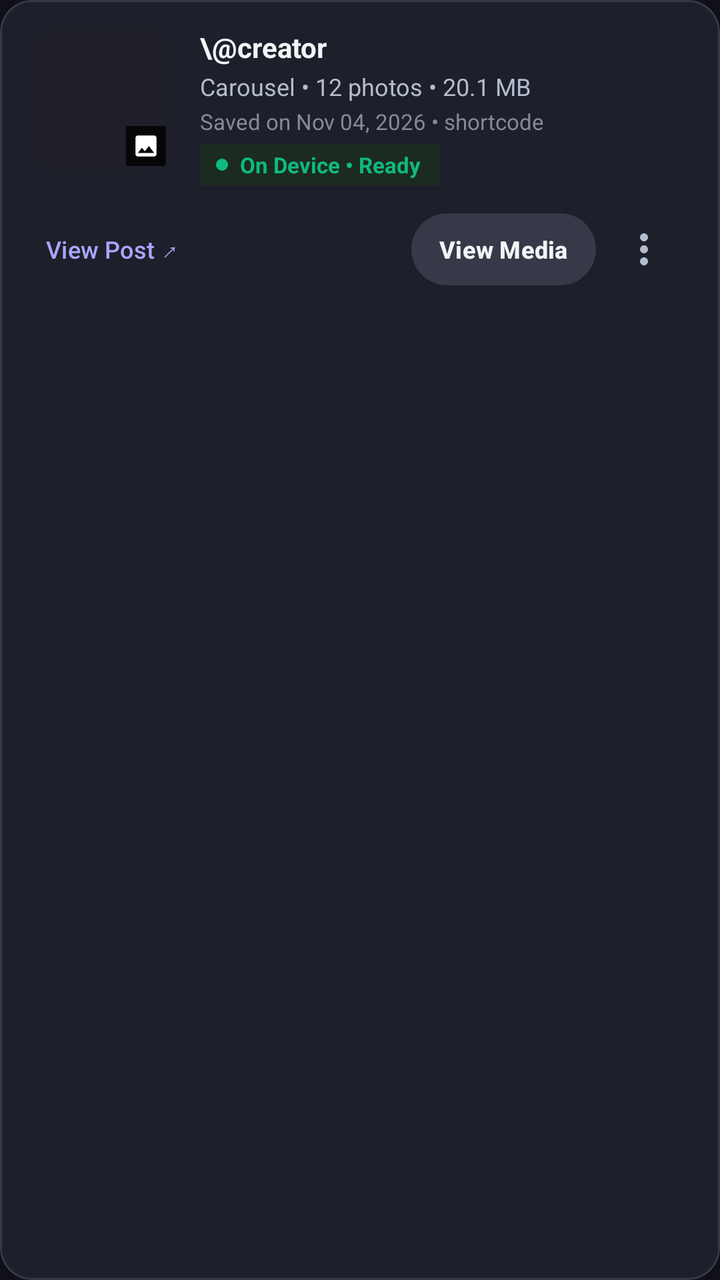
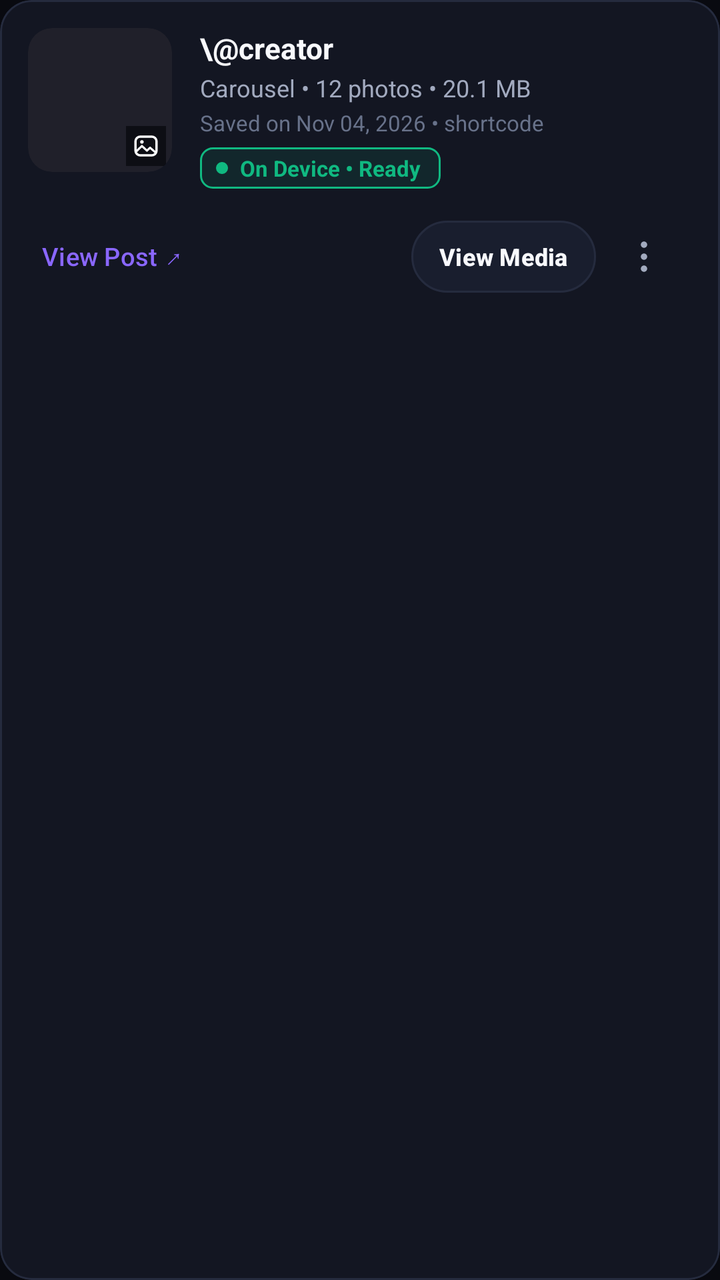

The first picture is an Android layout as it rendered before a commit; the second is the same layout after the commit. The layout source and the unified diff follow.
<!-- AndroidManifest.xml: application theme Theme.InstaSave -->
<!-- res/layout/item_history_card.xml -->
<?xml version="1.0" encoding="utf-8"?>
<com.google.android.material.card.MaterialCardView
    xmlns:android="http://schemas.android.com/apk/res/android"
    xmlns:app="http://schemas.android.com/apk/res-auto"
    xmlns:tools="http://schemas.android.com/tools"
    android:layout_width="match_parent"
    android:layout_height="wrap_content"
    android:layout_marginStart="14dp"
    android:layout_marginEnd="14dp"
    android:layout_marginTop="5dp"
    android:layout_marginBottom="5dp"
    app:cardCornerRadius="16dp"
    app:cardElevation="0dp"
    app:strokeWidth="1dp"
    app:strokeColor="@color/card_stroke"
    app:cardBackgroundColor="@color/card_bg"
    android:clickable="true"
    android:focusable="true">

    <androidx.constraintlayout.widget.ConstraintLayout
        android:layout_width="match_parent"
        android:layout_height="wrap_content"
        android:padding="14dp">

        
        <FrameLayout
            android:id="@+id/flThumbnailContainer"
            android:layout_width="72dp"
            android:layout_height="72dp"
            android:background="@drawable/bg_history_thumb"
            android:clipToOutline="true"
            app:layout_constraintTop_toTopOf="parent"
            app:layout_constraintStart_toStartOf="parent">

            <ImageView
                android:id="@+id/ivHistoryThumbnail"
                android:layout_width="match_parent"
                android:layout_height="match_parent"
                android:scaleType="centerCrop"
                android:contentDescription="Thumbnail" />

            
            <ImageView
                android:id="@+id/ivHistoryTypeIcon"
                android:layout_width="20dp"
                android:layout_height="20dp"
                android:layout_gravity="bottom|end"
                android:layout_margin="3dp"
                android:background="#CC000000"
                android:padding="3dp"
                android:src="@drawable/ic_image"
                app:tint="@color/white"
                android:contentDescription="Type" />

            
            <ImageView
                android:id="@+id/ivDeletedBadge"
                android:layout_width="20dp"
                android:layout_height="20dp"
                android:layout_gravity="top|start"
                android:layout_margin="3dp"
                android:background="#CC000000"
                android:padding="3dp"
                android:src="@drawable/ic_cloud_download"
                app:tint="@color/insta_coral"
                android:visibility="gone"
                android:contentDescription="Deleted from local storage" />
        </FrameLayout>

        
        <TextView
            android:id="@+id/tvHistoryTitle"
            android:layout_width="0dp"
            android:layout_height="wrap_content"
            android:layout_marginStart="14dp"
            android:text="\@creator"
            android:textColor="@color/text_primary"
            android:textSize="14sp"
            android:textStyle="bold"
            android:maxLines="1"
            android:ellipsize="middle"
            app:layout_constraintTop_toTopOf="@id/flThumbnailContainer"
            app:layout_constraintStart_toEndOf="@id/flThumbnailContainer"
            app:layout_constraintEnd_toEndOf="parent" />

        
        <TextView
            android:id="@+id/tvHistorySubtitle"
            android:layout_width="0dp"
            android:layout_height="wrap_content"
            android:layout_marginTop="2dp"
            android:text="Carousel • 12 photos • 20.1 MB"
            android:textColor="@color/text_secondary"
            android:textSize="12sp"
            android:maxLines="1"
            android:ellipsize="end"
            app:layout_constraintTop_toBottomOf="@id/tvHistoryTitle"
            app:layout_constraintStart_toStartOf="@id/tvHistoryTitle"
            app:layout_constraintEnd_toEndOf="parent" />

        
        <TextView
            android:id="@+id/tvHistoryDate"
            android:layout_width="0dp"
            android:layout_height="wrap_content"
            android:layout_marginTop="2dp"
            android:text="Saved on Nov 04, 2026 • shortcode"
            android:textColor="#888899"
            android:textSize="11sp"
            android:maxLines="1"
            app:layout_constraintTop_toBottomOf="@id/tvHistorySubtitle"
            app:layout_constraintStart_toStartOf="@id/tvHistoryTitle"
            app:layout_constraintEnd_toEndOf="parent" />

        
        <LinearLayout
            android:id="@+id/layoutStatusBadge"
            android:layout_width="wrap_content"
            android:layout_height="wrap_content"
            android:orientation="horizontal"
            android:gravity="center_vertical"
            android:layout_marginTop="4dp"
            android:paddingStart="8dp"
            android:paddingEnd="10dp"
            android:paddingTop="3dp"
            android:paddingBottom="3dp"
            android:background="#1B2B20"
            app:layout_constraintTop_toBottomOf="@id/tvHistoryDate"
            app:layout_constraintStart_toStartOf="@id/tvHistoryTitle">

            <View
                android:id="@+id/dotStatus"
                android:layout_width="6dp"
                android:layout_height="6dp"
                android:background="@drawable/dot_indicator" />

            <TextView
                android:id="@+id/tvStatusText"
                android:layout_width="wrap_content"
                android:layout_height="wrap_content"
                android:layout_marginStart="6dp"
                android:text="On Device • Ready"
                android:textColor="@color/status_green"
                android:textSize="11sp"
                android:textStyle="bold"
                android:maxLines="1" />
        </LinearLayout>

        
        <androidx.constraintlayout.widget.Barrier
            android:id="@+id/barrierTopSection"
            android:layout_width="wrap_content"
            android:layout_height="wrap_content"
            app:barrierDirection="bottom"
            app:constraint_referenced_ids="flThumbnailContainer,layoutStatusBadge" />

        
        <ViewStub
            android:id="@+id/stubDownloadProgress"
            android:layout_width="0dp"
            android:layout_height="wrap_content"
            android:layout_marginTop="6dp"
            android:layout="@layout/view_stub_download_progress"
            android:inflatedId="@+id/layoutDownloadProgress"
            app:layout_constraintTop_toBottomOf="@id/barrierTopSection"
            app:layout_constraintStart_toStartOf="parent"
            app:layout_constraintEnd_toEndOf="parent" />

        
        <com.google.android.material.button.MaterialButton
            android:id="@+id/btnOpenInstagram"
            style="@style/Widget.Material3.Button.TextButton"
            android:layout_width="wrap_content"
            android:layout_height="36dp"
            android:minHeight="0dp"
            android:layout_marginTop="8dp"
            android:text="View Post ↗"
            android:textSize="12sp"
            android:textColor="@color/insta_pink"
            android:insetTop="0dp"
            android:insetBottom="0dp"
            android:paddingStart="4dp"
            android:paddingEnd="8dp"
            app:layout_constraintTop_toBottomOf="@id/stubDownloadProgress"
            app:layout_constraintBottom_toBottomOf="parent"
            app:layout_constraintStart_toStartOf="parent" />

        
        <ProgressBar
            android:id="@+id/pbRedownload"
            android:layout_width="24dp"
            android:layout_height="24dp"
            android:layout_marginEnd="8dp"
            android:indeterminateTint="@color/insta_pink"
            android:visibility="gone"
            app:layout_constraintTop_toTopOf="@id/btnOpenInstagram"
            app:layout_constraintBottom_toBottomOf="@id/btnOpenInstagram"
            app:layout_constraintEnd_toStartOf="@id/btnViewMedia" />

        
        <com.google.android.material.button.MaterialButton
            android:id="@+id/btnViewMedia"
            style="@style/Widget.Material3.Button.TonalButton"
            android:layout_width="wrap_content"
            android:layout_height="36dp"
            android:minHeight="0dp"
            android:text="View Media"
            android:textSize="12sp"
            android:textStyle="bold"
            android:textColor="@color/text_primary"
            app:backgroundTint="@color/card_stroke"
            android:insetTop="0dp"
            android:insetBottom="0dp"
            android:paddingStart="14dp"
            android:paddingEnd="14dp"
            android:visibility="visible"
            app:layout_constraintTop_toTopOf="@id/btnOpenInstagram"
            app:layout_constraintBottom_toBottomOf="@id/btnOpenInstagram"
            app:layout_constraintEnd_toStartOf="@id/btnMoreOptions" />

        
        <com.google.android.material.button.MaterialButton
            android:id="@+id/btnRedownload"
            style="@style/Widget.Material3.Button"
            android:layout_width="wrap_content"
            android:layout_height="36dp"
            android:minHeight="0dp"
            android:text="☁  Re-download"
            android:textSize="12sp"
            android:textStyle="bold"
            android:textColor="@color/white"
            app:backgroundTint="@color/insta_pink"
            android:insetTop="0dp"
            android:insetBottom="0dp"
            android:paddingStart="14dp"
            android:paddingEnd="14dp"
            android:visibility="gone"
            app:layout_constraintTop_toTopOf="@id/btnOpenInstagram"
            app:layout_constraintBottom_toBottomOf="@id/btnOpenInstagram"
            app:layout_constraintEnd_toStartOf="@id/btnMoreOptions" />

        
        <ImageButton
            android:id="@+id/btnMoreOptions"
            android:layout_width="48dp"
            android:layout_height="48dp"
            android:padding="12dp"
            android:layout_marginStart="4dp"
            android:src="@drawable/ic_more_vert"
            app:tint="@color/text_secondary"
            android:background="?android:attr/selectableItemBackgroundBorderless"
            android:contentDescription="Options"
            app:layout_constraintTop_toTopOf="@id/btnOpenInstagram"
            app:layout_constraintBottom_toBottomOf="@id/btnOpenInstagram"
            app:layout_constraintEnd_toEndOf="parent" />

    </androidx.constraintlayout.widget.ConstraintLayout>

</com.google.android.material.card.MaterialCardView>
<!-- res/layout/view_stub_download_progress.xml (included above) -->
<?xml version="1.0" encoding="utf-8"?>
<LinearLayout
    xmlns:android="http://schemas.android.com/apk/res/android"
    android:id="@+id/layoutDownloadProgress"
    android:layout_width="match_parent"
    android:layout_height="wrap_content"
    android:orientation="vertical"
    android:paddingStart="2dp"
    android:paddingEnd="2dp"
    android:layout_marginTop="8dp">

    <LinearLayout
        android:layout_width="match_parent"
        android:layout_height="wrap_content"
        android:orientation="horizontal"
        android:gravity="center_vertical">

        <TextView
            android:id="@+id/tvProgressMessage"
            android:layout_width="0dp"
            android:layout_height="wrap_content"
            android:layout_weight="1"
            android:text="Re-downloading..."
            android:textColor="@color/insta_pink"
            android:textSize="12sp"
            android:textStyle="bold"
            android:maxLines="1"
            android:ellipsize="end" />

        <TextView
            android:id="@+id/tvProgressPercent"
            android:layout_width="wrap_content"
            android:layout_height="wrap_content"
            android:text="0%"
            android:textColor="@color/text_primary"
            android:textSize="12sp"
            android:textStyle="bold"
            android:layout_marginStart="8dp" />
    </LinearLayout>

    <ProgressBar
        android:id="@+id/pbHistoryHorizontal"
        style="?android:attr/progressBarStyleHorizontal"
        android:layout_width="match_parent"
        android:layout_height="6dp"
        android:layout_marginTop="4dp"
        android:progressTint="@color/insta_pink"
        android:progressBackgroundTint="#33FFFFFF"
        android:max="100"
        android:progress="0" />
</LinearLayout>
<!-- resources referenced by this layout -->
<resources>
  <color name="card_bg">#1D1F2A</color>
  <color name="card_stroke">#373948</color>
  <color name="insta_coral">#938DFF</color>
  <color name="insta_pink">#AAA6FF</color>
  <color name="text_primary">#F3F4F6</color>
  <color name="text_secondary">#B3BDCE</color>
  <!-- drawable ic_image (drawable) -->
  <?xml version="1.0" encoding="utf-8"?>
  <vector xmlns:android="http://schemas.android.com/apk/res/android"
      android:width="24dp"
      android:height="24dp"
      android:viewportWidth="24"
      android:viewportHeight="24">
      <path
          android:fillColor="#E0E0E0"
          android:pathData="M21,19V5c0,-1.1 -0.9,-2 -2,-2H5c-1.1,0 -2,0.9 -2,2v14c0,1.1 0.9,2 2,2h14c1.1,0 2,-0.9 2,-2zM8.5,13.5l2.5,3.01L14.5,12l4.5,6H5l3.5,-4.5z" />
  </vector>
  <!-- drawable ic_more_vert (drawable) -->
  <vector xmlns:android="http://schemas.android.com/apk/res/android"
      android:width="24dp"
      android:height="24dp"
      android:viewportWidth="24"
      android:viewportHeight="24">
      <path
          android:fillColor="#FFFFFFFF"
          android:pathData="M12,8c1.1,0 2,-0.9 2,-2s-0.9,-2 -2,-2 -2,0.9 -2,2 0.9,2 2,2zM12,10c-1.1,0 -2,0.9 -2,2s0.9,2 2,2 2,-0.9 2,-2 -0.9,-2 -2,-2zM12,16c-1.1,0 -2,0.9 -2,2s0.9,2 2,2 2,-0.9 2,-2 -0.9,-2 -2,-2z"/>
  </vector>
  <style name="Theme.InstaSave" parent="Theme.Material3.Dark.NoActionBar">
          
          <item name="colorPrimary">@color/insta_pink</item>
          <item name="android:statusBarColor">@color/bg_dark</item>
          <item name="colorOnPrimary">@color/bg_dark</item>
          <item name="colorAccent">@color/insta_coral</item>
  
          
          <item name="colorSecondaryContainer">#37344E</item>
          <item name="colorOnSecondaryContainer">@color/insta_pink</item>
  
          
          <item name="android:colorBackground">@color/bg_dark</item>
          <item name="colorSurface">@color/bg_dark</item>
          <item name="colorSurfaceContainer">@color/card_bg</item>
          <item name="colorOnSurface">@color/text_primary</item>
          <item name="colorOnSurfaceVariant">@color/text_secondary</item>
          <item name="colorOutline">@color/card_stroke</item>
  
          
          <item name="bottomNavigationStyle">@style/Widget.InstaSave.BottomNav</item>
      </style>
  <color name="bg_dark">#101118</color>
  <style name="Widget.InstaSave.BottomNav" parent="Widget.Material3.BottomNavigationView">
          <item name="itemActiveIndicatorStyle">@style/Widget.InstaSave.BottomNav.Indicator</item>
      </style>
  <style name="Widget.InstaSave.BottomNav.Indicator" parent="Widget.Material3.BottomNavigationView.ActiveIndicator">
          <item name="android:color">#37344E</item>
          <item name="android:width">56dp</item>
          <item name="android:height">32dp</item>
      </style>
  <!-- unchanged entries left out for length: 5 -->
</resources>

<!-- the commit's change to res/layout/item_history_card.xml (unified diff, before → after) -->
@@ -46,7 +46,7 @@
                 android:layout_height="20dp"
                 android:layout_gravity="bottom|end"
                 android:layout_margin="3dp"
-                android:background="#CC000000"
+                android:background="#CC090A10"
                 android:padding="3dp"
                 android:src="@drawable/ic_image"
                 app:tint="@color/white"
@@ -59,7 +59,7 @@
                 android:layout_height="20dp"
                 android:layout_gravity="top|start"
                 android:layout_margin="3dp"
-                android:background="#CC000000"
+                android:background="#CC090A10"
                 android:padding="3dp"
                 android:src="@drawable/ic_cloud_download"
                 app:tint="@color/insta_coral"
@@ -75,7 +75,7 @@
             android:layout_marginStart="14dp"
             android:text="\@creator"
             android:textColor="@color/text_primary"
-            android:textSize="14sp"
+            android:textSize="14.5sp"
             android:textStyle="bold"
             android:maxLines="1"
             android:ellipsize="middle"
@@ -105,7 +105,7 @@
             android:layout_height="wrap_content"
             android:layout_marginTop="2dp"
             android:text="Saved on Nov 04, 2026 • shortcode"
-            android:textColor="#888899"
+            android:textColor="@color/text_muted"
             android:textSize="11sp"
             android:maxLines="1"
             app:layout_constraintTop_toBottomOf="@id/tvHistorySubtitle"
@@ -119,12 +119,12 @@
             android:layout_height="wrap_content"
             android:orientation="horizontal"
             android:gravity="center_vertical"
-            android:layout_marginTop="4dp"
+            android:layout_marginTop="5dp"
             android:paddingStart="8dp"
             android:paddingEnd="10dp"
             android:paddingTop="3dp"
             android:paddingBottom="3dp"
-            android:background="#1B2B20"
+            android:background="@drawable/badge_status_downloaded"
             app:layout_constraintTop_toBottomOf="@id/tvHistoryDate"
             app:layout_constraintStart_toStartOf="@id/tvHistoryTitle">
 
@@ -173,9 +173,9 @@
             android:layout_width="wrap_content"
             android:layout_height="36dp"
             android:minHeight="0dp"
-            android:layout_marginTop="8dp"
+            android:layout_marginTop="10dp"
             android:text="View Post ↗"
-            android:textSize="12sp"
+            android:textSize="12.5sp"
             android:textColor="@color/insta_pink"
             android:insetTop="0dp"
             android:insetBottom="0dp"
@@ -208,7 +208,10 @@
             android:textSize="12sp"
             android:textStyle="bold"
             android:textColor="@color/text_primary"
-            app:backgroundTint="@color/card_stroke"
+            app:backgroundTint="@color/surface_variant"
+            app:strokeColor="@color/card_stroke"
+            app:strokeWidth="1dp"
+            app:cornerRadius="18dp"
             android:insetTop="0dp"
             android:insetBottom="0dp"
             android:paddingStart="14dp"
@@ -229,7 +232,9 @@
             android:textSize="12sp"
             android:textStyle="bold"
             android:textColor="@color/white"
-            app:backgroundTint="@color/insta_pink"
+            android:background="@drawable/btn_hero_gradient"
+            app:backgroundTint="@null"
+            app:cornerRadius="18dp"
             android:insetTop="0dp"
             android:insetBottom="0dp"
             android:paddingStart="14dp"
<!-- resource entries referenced after the edit -->
@@ -1,11 +1,39 @@
 <!-- resources referenced by this layout -->
 <resources>
-  <color name="card_bg">#1D1F2A</color>
-  <color name="card_stroke">#373948</color>
-  <color name="insta_coral">#938DFF</color>
-  <color name="insta_pink">#AAA6FF</color>
-  <color name="text_primary">#F3F4F6</color>
-  <color name="text_secondary">#B3BDCE</color>
+  <color name="card_bg">#131622</color>
+  <color name="card_stroke">#252B3E</color>
+  <color name="insta_coral">#FF3377</color>
+  <color name="insta_pink">#8A67FF</color>
+  <color name="surface_variant">#191E2E</color>
+  <color name="text_muted">#68728A</color>
+  <color name="text_primary">#F8F9FD</color>
+  <color name="text_secondary">#A2AABF</color>
+  <!-- drawable badge_status_downloaded (drawable) -->
+  <?xml version="1.0" encoding="utf-8"?>
+  <shape xmlns:android="http://schemas.android.com/apk/res/android"
+      android:shape="rectangle">
+      <solid android:color="@color/status_green_bg" />
+      <corners android:radius="6dp" />
+      <stroke
+          android:width="1dp"
+          android:color="@color/status_green" />
+  </shape>
+  <!-- drawable btn_hero_gradient (drawable) -->
+  <?xml version="1.0" encoding="utf-8"?>
+  <ripple xmlns:android="http://schemas.android.com/apk/res/android"
+      android:color="#33FFFFFF">
+      <item>
+          <shape android:shape="rectangle">
+              <corners android:radius="14dp" />
+              <gradient
+                  android:angle="0"
+                  android:startColor="#7850FD"
+                  android:centerColor="#D62976"
+                  android:endColor="#FF6A30"
+                  android:type="linear" />
+          </shape>
+      </item>
+  </ripple>
   <!-- drawable ic_image (drawable) -->
   <?xml version="1.0" encoding="utf-8"?>
   <vector xmlns:android="http://schemas.android.com/apk/res/android"
@@ -13,35 +41,72 @@
       android:height="24dp"
       android:viewportWidth="24"
       android:viewportHeight="24">
+  
+      
       <path
-          android:fillColor="#E0E0E0"
-          android:pathData="M21,19V5c0,-1.1 -0.9,-2 -2,-2H5c-1.1,0 -2,0.9 -2,2v14c0,1.1 0.9,2 2,2h14c1.1,0 2,-0.9 2,-2zM8.5,13.5l2.5,3.01L14.5,12l4.5,6H5l3.5,-4.5z" />
+          android:strokeColor="#FFFFFFFF"
+          android:strokeWidth="2.0"
+          android:strokeLineCap="round"
+          android:strokeLineJoin="round"
+          android:pathData="M7,4 H17 A4,4 0 0 1 21,8 V16 A4,4 0 0 1 17,20 H7 A4,4 0 0 1 3,16 V8 A4,4 0 0 1 7,4 Z" />
+  
+      
+      <path
+          android:fillColor="#FFFFFFFF"
+          android:pathData="M8.5,8.5 m -1.5,0 a 1.5,1.5 0 1,0 3,0 a 1.5,1.5 0 1,0 -3,0" />
+  
+      
+      <path
+          android:strokeColor="#FFFFFFFF"
+          android:strokeWidth="1.8"
+          android:strokeLineCap="round"
+          android:strokeLineJoin="round"
+          android:pathData="M3.8,16.5 L8.5,12 L12.8,16 L15.5,13.5 L20.2,17.5" />
+  
   </vector>
   <!-- drawable ic_more_vert (drawable) -->
+  <?xml version="1.0" encoding="utf-8"?>
   <vector xmlns:android="http://schemas.android.com/apk/res/android"
       android:width="24dp"
       android:height="24dp"
       android:viewportWidth="24"
       android:viewportHeight="24">
+  
+      
       <path
           android:fillColor="#FFFFFFFF"
-          android:pathData="M12,8c1.1,0 2,-0.9 2,-2s-0.9,-2 -2,-2 -2,0.9 -2,2 0.9,2 2,2zM12,10c-1.1,0 -2,0.9 -2,2s0.9,2 2,2 2,-0.9 2,-2 -0.9,-2 -2,-2zM12,16c-1.1,0 -2,0.9 -2,2s0.9,2 2,2 2,-0.9 2,-2 -0.9,-2 -2,-2z"/>
+          android:pathData="M12,6 m -1.6,0 a 1.6,1.6 0 1,0 3.2,0 a 1.6,1.6 0 1,0 -3.2,0" />
+  
+      
+      <path
+          android:fillColor="#FFFFFFFF"
+          android:pathData="M12,12 m -1.6,0 a 1.6,1.6 0 1,0 3.2,0 a 1.6,1.6 0 1,0 -3.2,0" />
+  
+      
+      <path
+          android:fillColor="#FFFFFFFF"
+          android:pathData="M12,18 m -1.6,0 a 1.6,1.6 0 1,0 3.2,0 a 1.6,1.6 0 1,0 -3.2,0" />
+  
   </vector>
   <style name="Theme.InstaSave" parent="Theme.Material3.Dark.NoActionBar">
           
           <item name="colorPrimary">@color/insta_pink</item>
           <item name="android:statusBarColor">@color/bg_dark</item>
-          <item name="colorOnPrimary">@color/bg_dark</item>
+          <item name="android:navigationBarColor">@color/bg_dark</item>
+          <item name="android:windowLightStatusBar">false</item>
+          <item name="android:windowLightNavigationBar">false</item>
+          <item name="colorOnPrimary">@color/white</item>
           <item name="colorAccent">@color/insta_coral</item>
   
           
-          <item name="colorSecondaryContainer">#37344E</item>
+          <item name="colorSecondaryContainer">#25213D</item>
           <item name="colorOnSecondaryContainer">@color/insta_pink</item>
   
           
           <item name="android:colorBackground">@color/bg_dark</item>
           <item name="colorSurface">@color/bg_dark</item>
           <item name="colorSurfaceContainer">@color/card_bg</item>
+          <item name="colorSurfaceContainerHigh">@color/surface_elevated</item>
           <item name="colorOnSurface">@color/text_primary</item>
           <item name="colorOnSurfaceVariant">@color/text_secondary</item>
           <item name="colorOutline">@color/card_stroke</item>
@@ -49,14 +114,21 @@
           
           <item name="bottomNavigationStyle">@style/Widget.InstaSave.BottomNav</item>
       </style>
-  <color name="bg_dark">#101118</color>
+  <color name="status_green_bg">#1A10B981</color>
+  <color name="bg_dark">#090A10</color>
+  <color name="surface_elevated">#1E2335</color>
   <style name="Widget.InstaSave.BottomNav" parent="Widget.Material3.BottomNavigationView">
           <item name="itemActiveIndicatorStyle">@style/Widget.InstaSave.BottomNav.Indicator</item>
+          <item name="itemRippleColor">#208A67FF</item>
       </style>
   <style name="Widget.InstaSave.BottomNav.Indicator" parent="Widget.Material3.BottomNavigationView.ActiveIndicator">
-          <item name="android:color">#37344E</item>
-          <item name="android:width">56dp</item>
+          <item name="android:color">#25213D</item>
+          <item name="android:width">60dp</item>
           <item name="android:height">32dp</item>
+          <item name="shapeAppearance">@style/ShapeAppearance.InstaSave.NavIndicator</item>
+      </style>
+  <style name="ShapeAppearance.InstaSave.NavIndicator" parent="ShapeAppearance.Material3.Corner.Full">
+          <item name="cornerSize">16dp</item>
       </style>
   <!-- unchanged entries left out for length: 5 -->
 </resources>
